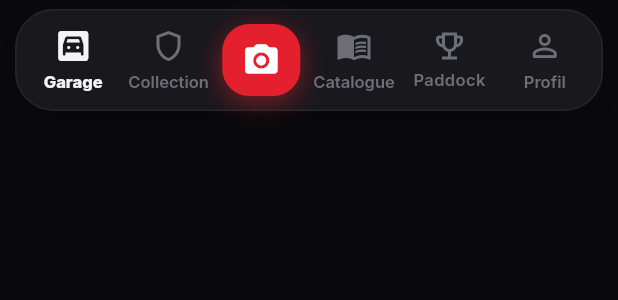
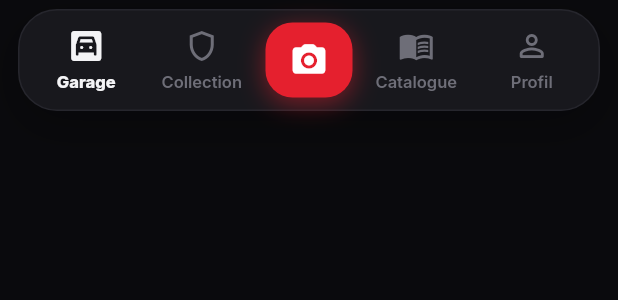
Before and after one commit to Owenmng/spot_my_car, a Flutter app: the _NavBar widget shown alone on an empty page, opened directly with empty values, on a phone screen of 412 x 824 dp. Shown: the top 300 px of the screen. Run offline on Flutter 3.47's test engine with Material 3 defaults, Android fonts, the phone set to English and light mode, and no system bars; our stand-ins replace audioplayers, cached_network_image, cloud_firestore, cloud_functions, connectivity_plus, firebase_auth and 16 more; missing offline and left inert: firebase_app_check, flutter_map_marker_cluster; accounts and stored records are empty; network calls fail.

Commit message:
Paddock dans le Garage et en haut du Profil, barre du bas à 4 onglets
Co-Authored-By: Claude Opus 5.5 <noreply@anthropic.com>
Claude-Session: https://claude.ai/code/session_01HGpjXFfmVms3owX6qTKTQ5

```diff
--- a/lib/home_screen.dart
+++ b/lib/home_screen.dart
@@ -4,8 +4,6 @@ import 'package:provider/provider.dart';
 import 'package:spot_my_car/add_car_screen.dart';
 import 'package:spot_my_car/car_catalog_screen.dart';
 import 'package:spot_my_car/collection_screen.dart';
-import 'package:spot_my_car/community_screen.dart';
-import 'package:spot_my_car/services/duel_service.dart';
 import 'package:spot_my_car/garage_screen.dart';
 import 'package:spot_my_car/profile_screen.dart';
 import 'package:spot_my_car/services/audio_service.dart';
@@ -94,7 +92,6 @@ class _HomeScreenState extends State<HomeScreen> {
             GarageScreen(onAddSpot: _spot),
             const CollectionScreen(),
             const CarCatalogScreen(),
-            const CommunityScreen(),
             const ProfileScreen(),
           ],
         ),
@@ -150,7 +147,7 @@ class _NavBar extends StatelessWidget {
 
     return Container(
       color: AppColors.paper,
-      padding: EdgeInsets.fromLTRB(10, 6, 10, bottom + 8),
+      padding: EdgeInsets.fromLTRB(12, 6, 12, bottom + 8),
       child: Container(
         height: 68,
         padding: const EdgeInsets.symmetric(horizontal: 6),
@@ -170,8 +167,8 @@ class _NavBar extends StatelessWidget {
                 onTap: onSpot,
                 pressedScale: 0.9,
                 child: Container(
-                  width: 52,
-                  height: 48,
+                  width: 58,
+                  height: 50,
                   decoration: BoxDecoration(
                     color: accent,
                     borderRadius: BorderRadius.circular(18),
@@ -182,66 +179,10 @@ class _NavBar extends StatelessWidget {
               ),
             ),
             item(2, Icons.menu_book_outlined, Icons.menu_book_rounded, 'Catalogue'),
-            _PaddockItem(selected: index == 3, onTap: () => onSelect(3)),
-            item(4, Icons.person_outline_rounded, Icons.person_rounded, 'Profil'),
+            item(3, Icons.person_outline_rounded, Icons.person_rounded, 'Profil'),
           ],
         ),
       ),
     );
   }
 }
-
-/// Onglet Paddock avec pastille quand un défi attend une réponse.
-class _PaddockItem extends StatelessWidget {
-  final bool selected;
-  final VoidCallback onTap;
-  const _PaddockItem({required this.selected, required this.onTap});
-
-  @override
-  Widget build(BuildContext context) {
-    return Expanded(
-      child: Pressable(
-        haptic: false,
-        onTap: onTap,
-        child: SizedBox(
-          height: 60,
-          child: StreamBuilder<List<Duel>>(
-            stream: DuelService.instance.watch(),
-            builder: (context, snap) {
-              final me = DuelService.instance.myUid;
-              final pending = (snap.data ?? const []).where((d) => (d.isPending && d.opponentId == me) || (d.winner == me && d.claimed[me] != true) || d.needsMyQuiz(me)).length;
-              return Column(
-                mainAxisAlignment: MainAxisAlignment.center,
-                children: [
-                  Stack(
-                    clipBehavior: Clip.none,
-                    children: [
-                      Icon(selected ? Icons.emoji_events_rounded : Icons.emoji_events_outlined, color: selected ? AppColors.ink : AppColors.inkMuted, size: 24),
-                      if (pending > 0)
-                        Positioned(
-                          right: -6,
-                          top: -3,
-                          child: Container(
-                            constraints: const BoxConstraints(minWidth: 15, minHeight: 15),
-                            padding: const EdgeInsets.symmetric(horizontal: 3),
-                            alignment: Alignment.center,
-                            decoration: BoxDecoration(color: const Color(0xFFFFD447), borderRadius: BorderRadius.circular(99), border: Border.all(color: AppColors.panel, width: 1.5)),
-                            child: Text('$pending', style: AppText.mono(8.5, color: Colors.black)),
-                          ),
-                        ),
-                    ],
-                  ),
-                  const SizedBox(height: 4),
-                  FittedBox(
-                    fit: BoxFit.scaleDown,
-                    child: Text('Paddock', maxLines: 1, style: AppText.body(11, color: selected ? AppColors.ink : AppColors.inkMuted, weight: selected ? FontWeight.w800 : FontWeight.w600)),
-                  ),
-                ],
-              );
-            },
-          ),
-        ),
-      ),
-    );
-  }
-}
```
Also changed, not shown: lib/garage_screen.dart (+14 -1 lines), lib/profile_screen.dart (+18 -20 lines).
